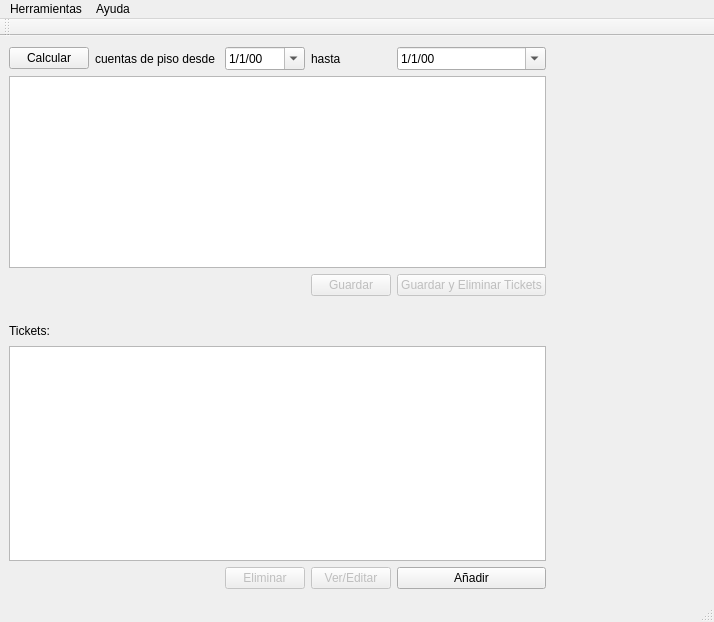
Qt form mainwindow.ui (emepetres/Six-of-Spades) before a commit.
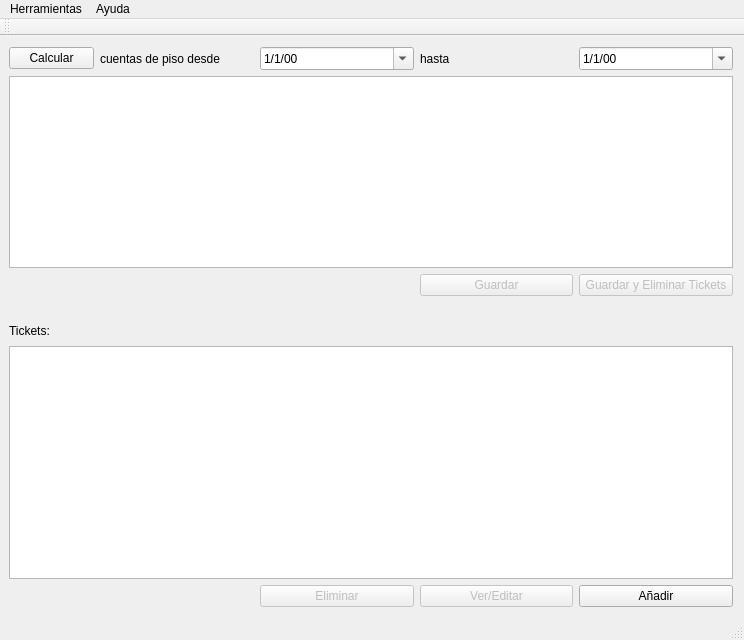
The same form after that commit.

Commit message: added save&remove function, and adapted program to be seen well on windows

```diff
--- a/mainwindow.ui
+++ b/mainwindow.ui
@@ -6,8 +6,8 @@
    <rect>
     <x>0</x>
     <y>0</y>
-    <width>714</width>
-    <height>622</height>
+    <width>744</width>
+    <height>640</height>
    </rect>
   </property>
   <property name="windowTitle">
@@ -65,22 +65,6 @@
       </property>
      </widget>
     </item>
-    <item row="6" column="0" colspan="8">
-     <spacer name="horizontalSpacer">
-      <property name="orientation">
-       <enum>Qt::Horizontal</enum>
-      </property>
-      <property name="sizeType">
-       <enum>QSizePolicy::Expanding</enum>
-      </property>
-      <property name="sizeHint" stdset="0">
-       <size>
-        <width>40</width>
-        <height>20</height>
-       </size>
-      </property>
-     </spacer>
-    </item>
     <item row="7" column="0">
      <widget class="QLabel" name="label">
       <property name="sizePolicy">
@@ -164,6 +148,29 @@
       </property>
      </widget>
     </item>
+    <item row="3" column="0" rowspan="2" colspan="5">
+     <widget class="QTextEdit" name="billTextBox">
+      <property name="readOnly">
+       <bool>true</bool>
+      </property>
+     </widget>
+    </item>
+    <item row="6" column="0" colspan="5">
+     <spacer name="horizontalSpacer">
+      <property name="orientation">
+       <enum>Qt::Horizontal</enum>
+      </property>
+      <property name="sizeType">
+       <enum>QSizePolicy::Expanding</enum>
+      </property>
+      <property name="sizeHint" stdset="0">
+       <size>
+        <width>40</width>
+        <height>20</height>
+       </size>
+      </property>
+     </spacer>
+    </item>
    </layout>
   </widget>
   <widget class="QMenuBar" name="menuBar">
@@ -171,7 +178,7 @@
     <rect>
      <x>0</x>
      <y>0</y>
-     <width>714</width>
+     <width>744</width>
      <height>26</height>
     </rect>
    </property>
```
Left out of the diff: 40 changed lines with no effect on the pictures. The commit also changes 2 other files.
